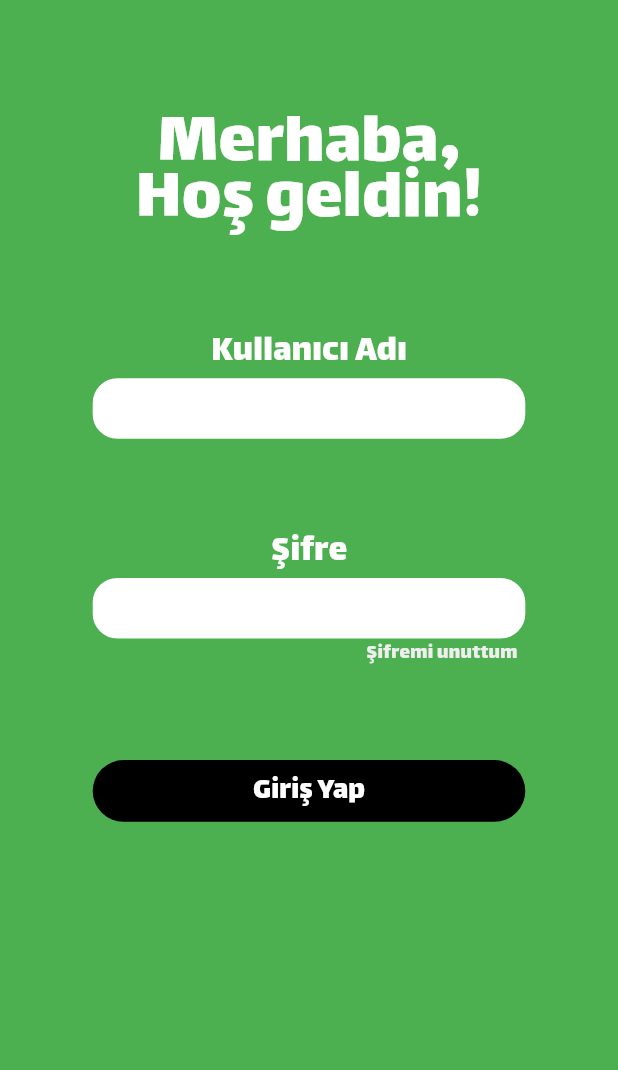
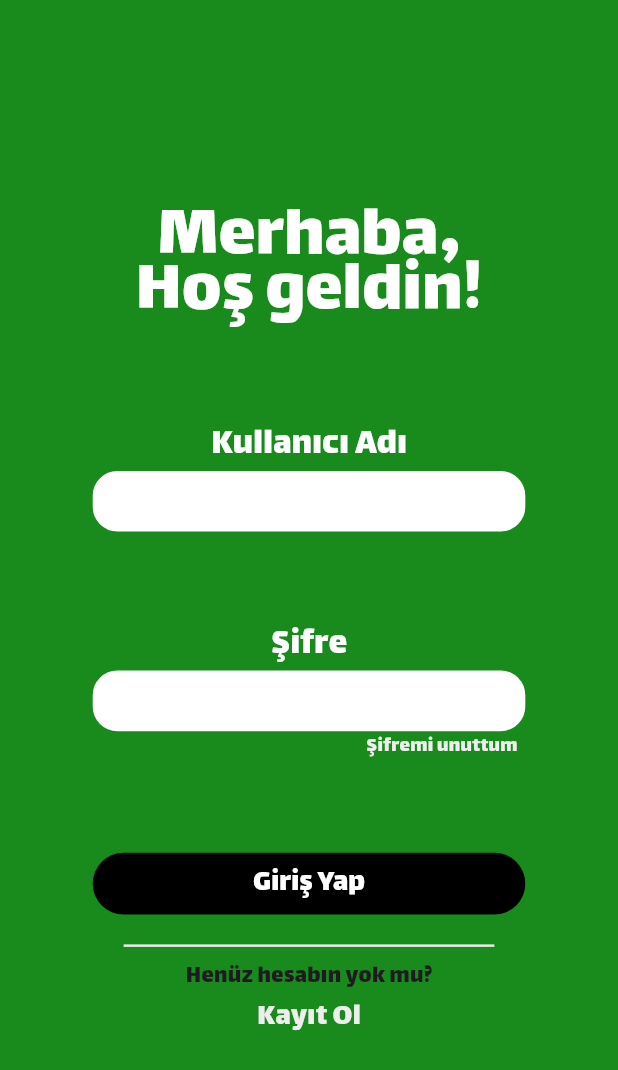
Before and after one commit to eminhologlu/Kulup-Uygulamasi, a Flutter app: the screen it shows after launch, on a phone screen of 412 x 824 dp. Shown: the top 1070 px of the screen. Run offline on Flutter 3.47's test engine with Material 3 defaults, Android fonts, the phone set to English and light mode, and no system bars.

Commit message:
register page & some changes on login page

```diff
--- a/lib/loading.dart
+++ b/lib/loading.dart
@@ -11,7 +11,7 @@ class _LoadingScreenState extends State<LoadingScreen> {
   @override
   Widget build(BuildContext context) {
     return Scaffold(
-      backgroundColor: Colors.green,
+      backgroundColor: Color.fromARGB(255, 25, 139, 28),
       body: Center(
         child: Column(
           children: [
--- a/lib/login.dart
+++ b/lib/login.dart
@@ -2,6 +2,7 @@ import 'package:flutter/cupertino.dart';
 import 'package:flutter/material.dart';
 import 'package:flutter/services.dart';
 import 'package:flutter/widgets.dart';
+import 'package:kulup/register.dart';
 
 class LoginPage extends StatefulWidget {
   const LoginPage({super.key});
@@ -17,7 +18,7 @@ class _LoginPageState extends State<LoginPage> {
     return GestureDetector(
       onTap: () => FocusManager.instance.primaryFocus?.unfocus(),
       child: Scaffold(
-        backgroundColor: Colors.green,
+        backgroundColor: Color.fromARGB(255, 25, 139, 28),
         body: SingleChildScrollView(
           child: Column(
             children: [
@@ -25,7 +26,7 @@ class _LoginPageState extends State<LoginPage> {
                 children: [
                   Container(
                     margin: EdgeInsets.only(
-                        top: MediaQuery.of(context).size.width * 0.15),
+                        top: MediaQuery.of(context).size.width * 0.3),
                     child: Text(
                       "Merhaba,",
                       style: TextStyle(
@@ -66,7 +67,8 @@ class _LoginPageState extends State<LoginPage> {
                         controller: usernameController,
                         inputFormatters: [LengthLimitingTextInputFormatter(20)],
                         style: TextStyle(
-                            fontSize: MediaQuery.of(context).size.height * 0.022,
+                            fontSize:
+                                MediaQuery.of(context).size.height * 0.022,
                             fontFamily: "Lalezar"),
                         cursorHeight: MediaQuery.of(context).size.height * 0.02,
                         cursorColor: Colors.black,
@@ -108,7 +110,8 @@ class _LoginPageState extends State<LoginPage> {
                         controller: passwordController,
                         inputFormatters: [LengthLimitingTextInputFormatter(20)],
                         style: TextStyle(
-                            fontSize: MediaQuery.of(context).size.height * 0.022,
+                            fontSize:
+                                MediaQuery.of(context).size.height * 0.022,
                             fontFamily: "Lalezar"),
                         cursorHeight: MediaQuery.of(context).size.height * 0.02,
                         cursorColor: Colors.black,
@@ -140,7 +143,8 @@ class _LoginPageState extends State<LoginPage> {
                             child: Text(
                               "Şifremi unuttum",
                               style: TextStyle(
-                                  fontFamily: "Lalezar", color: Colors.grey[200]),
+                                  fontFamily: "Lalezar",
+                                  color: Colors.grey[200]),
                             ))),
                     SizedBox(
                       height: MediaQuery.of(context).size.height * 0.07,
@@ -151,7 +155,8 @@ class _LoginPageState extends State<LoginPage> {
                           "Giriş Yap",
                           style: TextStyle(
                               fontFamily: "Lalezar",
-                              fontSize: MediaQuery.of(context).size.width * 0.05),
+                              fontSize:
+                                  MediaQuery.of(context).size.width * 0.05),
                         ),
                         style: FilledButton.styleFrom(
                             backgroundColor: Colors.black,
@@ -161,6 +166,38 @@ class _LoginPageState extends State<LoginPage> {
                   ],
                 ),
               ),
+              SizedBox(
+                height: MediaQuery.of(context).size.height * 0.02,
+              ),
+              Container(
+                width: MediaQuery.of(context).size.width * 0.6,
+                height: MediaQuery.of(context).size.height * 0.002,
+                decoration: BoxDecoration(color: Colors.grey[200]),
+              ),
+              SizedBox(
+                height: MediaQuery.of(context).size.height * 0.01,
+              ),
+              Text(
+                "Henüz hesabın yok mu?",
+                style: TextStyle(
+                    fontFamily: "Lalezar",
+                    fontSize: MediaQuery.of(context).size.width * 0.04),
+              ),
+              InkWell(
+                  onTap: () {
+                    Navigator.push(
+                      context,
+                      MaterialPageRoute(
+                          builder: (context) => const RegisterPage()),
+                    );
+                  },
+                  child: Text(
+                    "Kayıt Ol",
+                    style: TextStyle(
+                        fontFamily: "Lalezar",
+                        color: Colors.grey[200],
+                        fontSize: MediaQuery.of(context).size.width * 0.05),
+                  ))
             ],
           ),
         ),
--- a/lib/main.dart
+++ b/lib/main.dart
@@ -1,6 +1,7 @@
 import 'package:flutter/material.dart';
 import 'package:kulup/loading.dart';
 import 'package:kulup/login.dart';
+import 'package:kulup/register.dart';
 
 void main() {
   runApp(const MyApp());
```
Also changed, not shown: lib/register.dart (added, +162 -0 lines).
